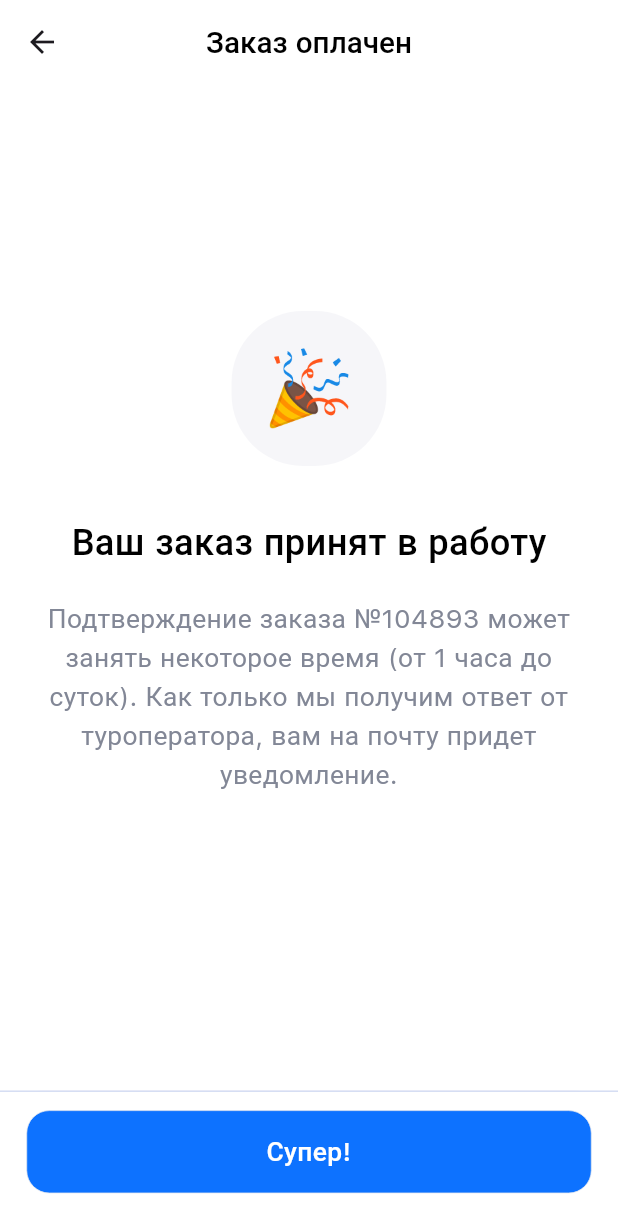
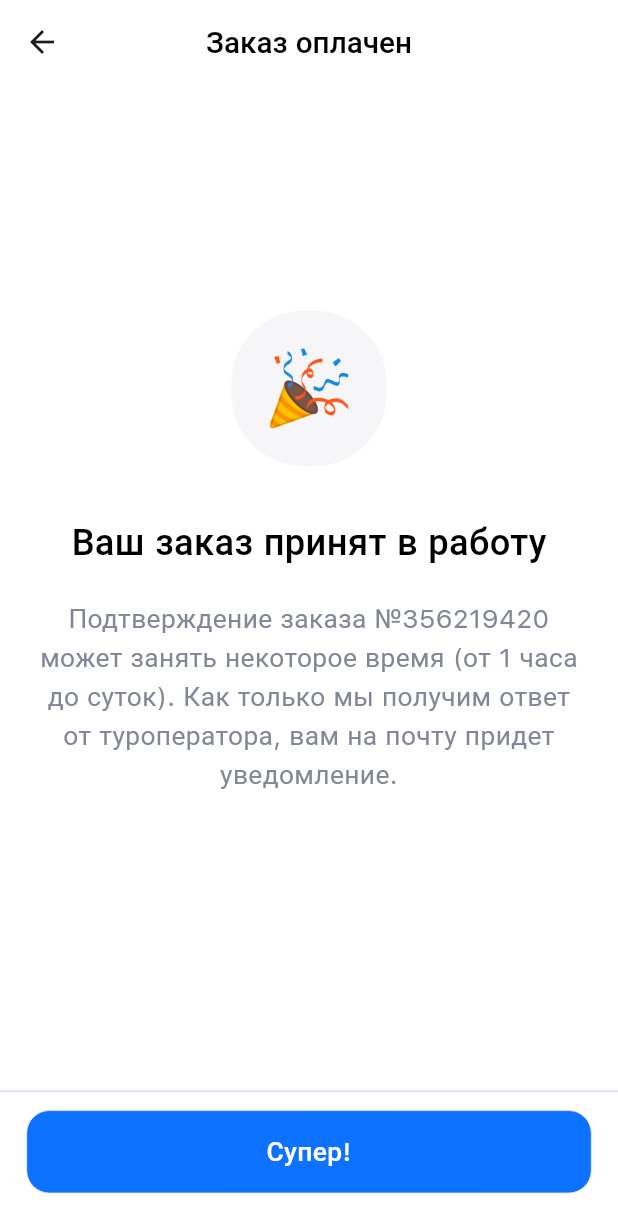
Before and after one commit to Abdulazizbek2/hotel_task, a Flutter app: the PaidPage screen opened directly, on a phone screen of 412 x 824 dp. Shown: the top 1232 px of the screen. Run offline on Flutter 3.47's test engine with Material 3 defaults, Android fonts, the phone set to English and light mode, and no system bars; our stand-ins replace built_collection, built_value, cached_network_image, chopper, dartz, easy_localization and 7 more; generated files the repository leaves out were written again; network calls fail.

Commit message:
some changes

```diff
--- a/assets/translation/ru-RU.json
+++ b/assets/translation/ru-RU.json
@@ -61,7 +61,7 @@
   "super": "Супер!",
   "order_has_been_paid": "Заказ оплачен",
   "order_has_been_processed": "Ваш заказ принят в работу",
-  "order_text": "Подтверждение заказа №104893 может занять некоторое время (от 1 часа до суток). Как только мы получим ответ от туроператора, вам на почту придет уведомление.",
+  "order_text": "Подтверждение заказа №{orderNumber} может занять некоторое время (от 1 часа до суток). Как только мы получим ответ от туроператора, вам на почту придет уведомление.",
   "booking": "Бронирование",
   "add_touris": "Добавить туриста"
 }
--- a/lib/src/presentation/pages/component/input_formaters.dart
+++ b/lib/src/presentation/pages/component/input_formaters.dart
@@ -3,8 +3,9 @@ import 'package:flutter/services.dart';
 class InternationalPhoneFormatter extends TextInputFormatter {
   String internationalPhoneFormat(value) {
     String nums = value.replaceAll(RegExp(r'[\D]'), '');
+
     String internationalPhoneFormatted = nums.isNotEmpty
-        ? '+${nums.substring(0, nums.isNotEmpty ? 1 : null)}${nums.length > 1 ? ' (' : ''}${nums.substring(1, nums.length >= 4 ? 4 : null)}${nums.length > 4 ? ') ' : ''}${nums.length > 4 ? nums.substring(4, nums.length >= 7 ? 7 : null) + (nums.length > 7 ? '-${nums.substring(7, nums.length >= 9 ? 9 : null)}' : '') + (nums.length > 9 ? '-${nums.substring(9, nums.length >= 11 ? 11 : null)}' : '') : ''}'
+        ? '+7${nums.length > 1 ? ' (' : ''}${nums.substring(1, nums.length >= 4 ? 4 : null)}${nums.length > 4 ? ') ' : ''}${nums.length > 4 ? nums.substring(4, nums.length >= 7 ? 7 : null) + (nums.length > 7 ? '-${nums.substring(7, nums.length >= 9 ? 9 : null)}' : '') + (nums.length > 9 ? '-${nums.substring(9, nums.length >= 11 ? 11 : null)}' : '') : ''}'
         : nums;
     return internationalPhoneFormatted;
   }
--- a/lib/src/presentation/pages/paid_page/paid_page.dart
+++ b/lib/src/presentation/pages/paid_page/paid_page.dart
@@ -1,3 +1,5 @@
+import 'dart:math';
+
 import 'package:easy_localization/easy_localization.dart';
 import 'package:flutter/material.dart';
 import 'package:flutter_screenutil/flutter_screenutil.dart';
@@ -13,8 +15,11 @@ class PaidPage extends StatefulWidget {
 }
 
 class _PaidPageState extends State<PaidPage> {
+  Random random = Random();
+  late int randomNumber;
   @override
   initState() {
+    randomNumber = random.nextInt(1000000000);
     super.initState();
   }
 
@@ -59,7 +64,8 @@ class _PaidPageState extends State<PaidPage> {
             ),
             20.verticalSpace,
             Text(
-              "order_text".tr(),
+              "order_text"
+                  .tr(namedArgs: {"orderNumber": randomNumber.toString()}),
               textAlign: TextAlign.center,
               style: Style.regular14(
                 color: Style.grey2Text,
```
